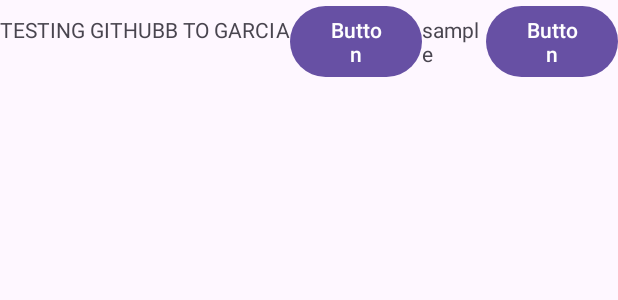
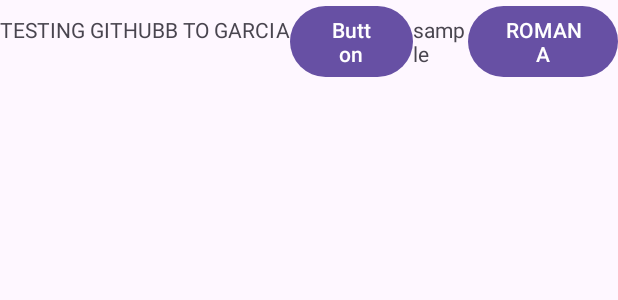
Before and after one commit to MigzReyes/Build-Your-Own-Meal, an Android app: the layout activity_main.xml on its own in the app's theme, with its tools: preview values and no code run, on a phone screen of 412 x 824 dp. Shown: the top 300 px of the screen. Run offline under Robolectric (Android 15) with nearby library versions, the phone set to English and light mode, and no system bars.

Commit message:
ROMANA, AMIEL
CHANGES

activity_main.xml
- pinaltan ko yung text ng button

```diff
--- a/app/src/main/res/layout/activity_main.xml
+++ b/app/src/main/res/layout/activity_main.xml
@@ -37,7 +37,7 @@
             android:layout_width="wrap_content"
             android:layout_height="wrap_content"
             android:layout_weight="1"
-            android:text="Button" />
+            android:text="ROMANA" />
 
     </LinearLayout>
 
```
